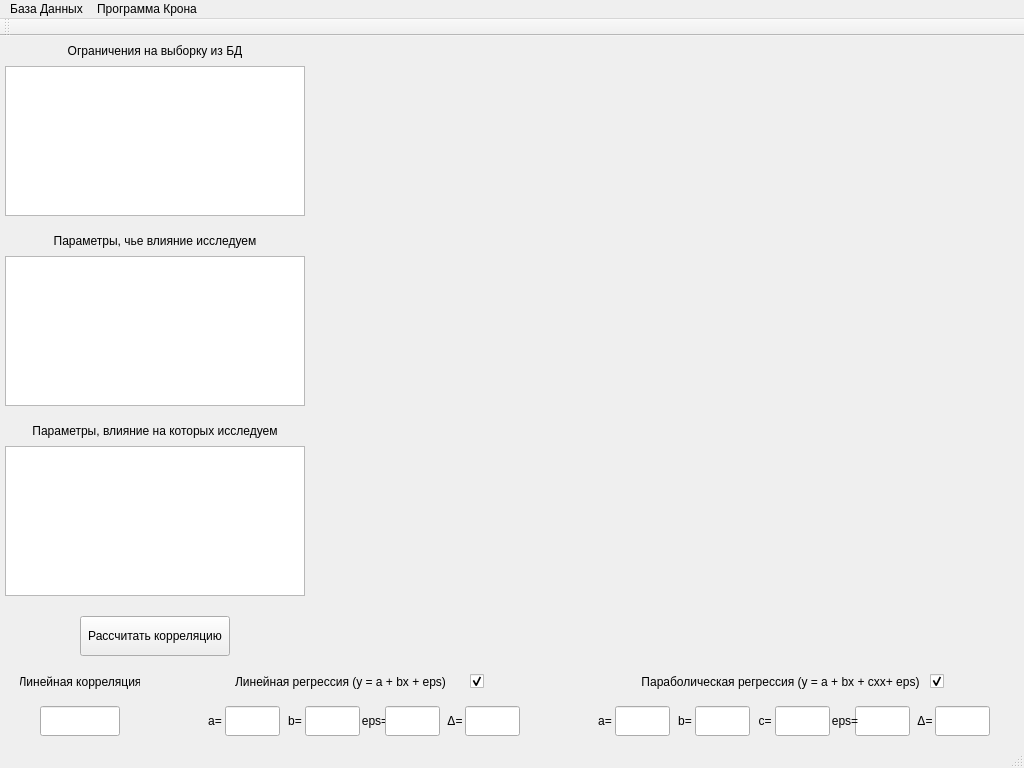
Before: the Qt Designer form AntennaDataViewer/antennadataviewer.ui in LavrenovRoman/AntennaDataToDatabase, drawn with Qt 5.
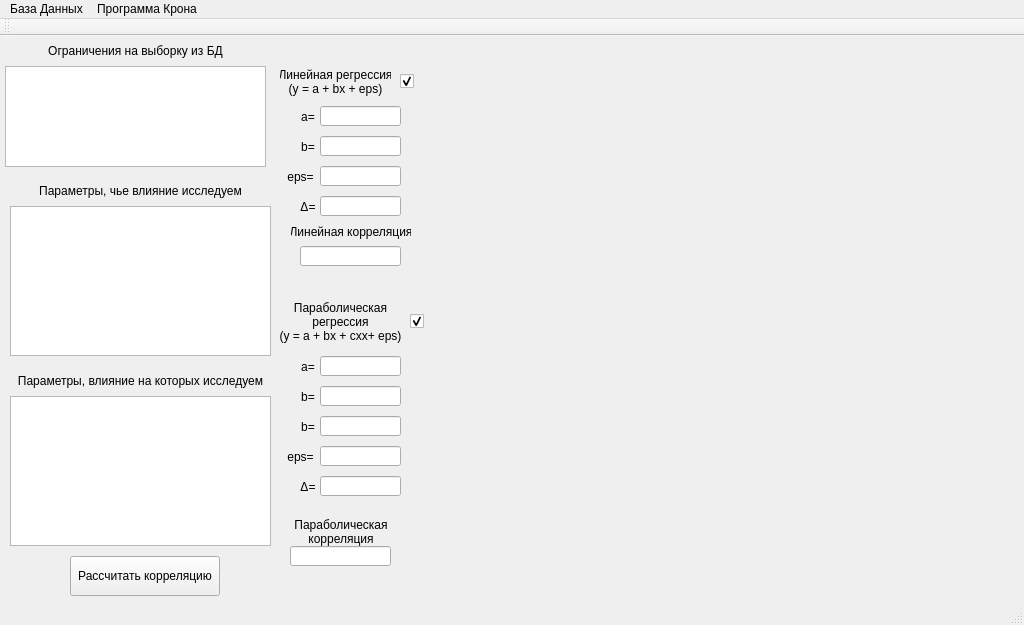
After: the same form once the commit is applied. Custom widgets are drawn as their Qt base class.

Commit message: gabarits fields are added, graph to file, fields are edited

```diff
--- a/AntennaDataViewer/antennadataviewer.ui
+++ b/AntennaDataViewer/antennadataviewer.ui
@@ -7,19 +7,19 @@
     <x>0</x>
     <y>0</y>
     <width>1024</width>
-    <height>768</height>
+    <height>625</height>
    </rect>
   </property>
   <property name="minimumSize">
    <size>
     <width>1024</width>
-    <height>768</height>
+    <height>625</height>
    </size>
   </property>
   <property name="maximumSize">
    <size>
     <width>1024</width>
-    <height>768</height>
+    <height>625</height>
    </size>
   </property>
   <property name="windowTitle">
@@ -29,10 +29,10 @@
    <widget class="QCustomPlot" name="PlotWidget" native="true">
     <property name="geometry">
      <rect>
-      <x>310</x>
+      <x>429</x>
       <y>10</y>
-      <width>700</width>
-      <height>600</height>
+      <width>581</width>
+      <height>551</height>
      </rect>
     </property>
    </widget>
@@ -41,7 +41,7 @@
      <rect>
       <x>5</x>
       <y>5</y>
-      <width>300</width>
+      <width>261</width>
       <height>20</height>
      </rect>
     </property>
@@ -55,9 +55,9 @@
    <widget class="QLabel" name="lblParInput">
     <property name="geometry">
      <rect>
-      <x>5</x>
-      <y>195</y>
-      <width>300</width>
+      <x>10</x>
+      <y>145</y>
+      <width>261</width>
       <height>20</height>
      </rect>
     </property>
@@ -71,9 +71,9 @@
    <widget class="QLabel" name="lblParOutput">
     <property name="geometry">
      <rect>
-      <x>5</x>
-      <y>385</y>
-      <width>300</width>
+      <x>10</x>
+      <y>335</y>
+      <width>261</width>
       <height>20</height>
      </rect>
     </property>
@@ -87,9 +87,9 @@
    <widget class="QListWidget" name="listParInput">
     <property name="geometry">
      <rect>
-      <x>5</x>
-      <y>220</y>
-      <width>300</width>
+      <x>10</x>
+      <y>170</y>
+      <width>261</width>
       <height>150</height>
      </rect>
     </property>
@@ -97,9 +97,9 @@
    <widget class="QListWidget" name="listParOutput">
     <property name="geometry">
      <rect>
-      <x>5</x>
-      <y>410</y>
-      <width>300</width>
+      <x>10</x>
+      <y>360</y>
+      <width>261</width>
       <height>150</height>
      </rect>
     </property>
@@ -107,8 +107,8 @@
    <widget class="QPushButton" name="butCorr">
     <property name="geometry">
      <rect>
-      <x>80</x>
-      <y>580</y>
+      <x>70</x>
+      <y>520</y>
       <width>150</width>
       <height>40</height>
      </rect>
@@ -120,8 +120,8 @@
    <widget class="QLabel" name="lboCorrLine">
     <property name="geometry">
      <rect>
-      <x>20</x>
-      <y>630</y>
+      <x>291</x>
+      <y>180</y>
       <width>120</width>
       <height>31</height>
      </rect>
@@ -136,34 +136,35 @@
    <widget class="QLineEdit" name="leCorrLine">
     <property name="geometry">
      <rect>
-      <x>40</x>
-      <y>670</y>
-      <width>80</width>
-      <height>30</height>
+      <x>300</x>
+      <y>210</y>
+      <width>101</width>
+      <height>20</height>
      </rect>
     </property>
    </widget>
    <widget class="QLineEdit" name="leCorrLineA">
     <property name="geometry">
      <rect>
-      <x>225</x>
-      <y>670</y>
-      <width>55</width>
-      <height>30</height>
+      <x>320</x>
+      <y>70</y>
+      <width>81</width>
+      <height>20</height>
      </rect>
     </property>
    </widget>
    <widget class="QLabel" name="lboCorrLine_2">
     <property name="geometry">
      <rect>
-      <x>210</x>
-      <y>630</y>
-      <width>261</width>
+      <x>280</x>
+      <y>30</y>
+      <width>111</width>
       <height>31</height>
      </rect>
     </property>
     <property name="text">
-     <string>Линейная регрессия (y = a + bx + eps)</string>
+     <string>Линейная регрессия
+(y = a + bx + eps)</string>
     </property>
     <property name="alignment">
      <set>Qt::AlignCenter</set>
@@ -172,10 +173,10 @@
    <widget class="QLabel" name="lboCorrLine_3">
     <property name="geometry">
      <rect>
-      <x>200</x>
-      <y>670</y>
-      <width>30</width>
-      <height>30</height>
+      <x>300</x>
+      <y>70</y>
+      <width>16</width>
+      <height>21</height>
      </rect>
     </property>
     <property name="text">
@@ -185,26 +186,55 @@
      <set>Qt::AlignCenter</set>
     </property>
    </widget>
+   <widget class="QCheckBox" name="cbLine">
+    <property name="geometry">
+     <rect>
+      <x>400</x>
+      <y>30</y>
+      <width>21</width>
+      <height>31</height>
+     </rect>
+    </property>
+    <property name="text">
+     <string/>
+    </property>
+    <property name="iconSize">
+     <size>
+      <width>16</width>
+      <height>16</height>
+     </size>
+    </property>
+    <property name="checked">
+     <bool>true</bool>
+    </property>
+   </widget>
+   <widget class="QListWidget" name="listDBSelect">
+    <property name="geometry">
+     <rect>
+      <x>5</x>
+      <y>30</y>
+      <width>261</width>
+      <height>101</height>
+     </rect>
+    </property>
+   </widget>
    <widget class="QLineEdit" name="leCorrLineB">
     <property name="geometry">
      <rect>
-      <x>305</x>
-      <y>670</y>
-      <width>55</width>
-      <height>30</height>
+      <x>320</x>
+      <y>100</y>
+      <width>81</width>
+      <height>20</height>
      </rect>
     </property>
-    <property name="text">
-     <string/>
-    </property>
    </widget>
    <widget class="QLabel" name="lboCorrLine_4">
     <property name="geometry">
      <rect>
-      <x>280</x>
-      <y>670</y>
-      <width>30</width>
-      <height>30</height>
+      <x>300</x>
+      <y>100</y>
+      <width>16</width>
+      <height>21</height>
      </rect>
     </property>
     <property name="text">
@@ -214,46 +244,27 @@
      <set>Qt::AlignCenter</set>
     </property>
    </widget>
-   <widget class="QLabel" name="lboCorrLine_5">
-    <property name="geometry">
-     <rect>
-      <x>360</x>
-      <y>670</y>
-      <width>30</width>
-      <height>30</height>
-     </rect>
-    </property>
-    <property name="text">
-     <string>eps=</string>
-    </property>
-    <property name="alignment">
-     <set>Qt::AlignCenter</set>
-    </property>
-   </widget>
    <widget class="QLineEdit" name="leCorrLineEPS">
     <property name="geometry">
      <rect>
-      <x>385</x>
-      <y>670</y>
-      <width>55</width>
-      <height>30</height>
+      <x>320</x>
+      <y>130</y>
+      <width>81</width>
+      <height>20</height>
      </rect>
     </property>
-    <property name="text">
-     <string/>
-    </property>
    </widget>
    <widget class="QLabel" name="lboCorrLine_6">
     <property name="geometry">
      <rect>
-      <x>440</x>
-      <y>670</y>
-      <width>30</width>
-      <height>30</height>
+      <x>285</x>
+      <y>130</y>
+      <width>31</width>
+      <height>21</height>
      </rect>
     </property>
     <property name="text">
-     <string>Δ=</string>
+     <string>eps=</string>
     </property>
     <property name="alignment">
      <set>Qt::AlignCenter</set>
@@ -262,49 +273,42 @@
    <widget class="QLineEdit" name="leCorrLineDlt">
     <property name="geometry">
      <rect>
-      <x>465</x>
-      <y>670</y>
-      <width>55</width>
-      <height>30</height>
+      <x>320</x>
+      <y>160</y>
+      <width>81</width>
+      <height>20</height>
      </rect>
     </property>
-    <property name="text">
-     <string/>
-    </property>
    </widget>
-   <widget class="QCheckBox" name="cbLine">
+   <widget class="QLabel" name="lboCorrLine_15">
     <property name="geometry">
      <rect>
-      <x>470</x>
-      <y>630</y>
-      <width>31</width>
-      <height>31</height>
-     </rect>
-    </property>
-    <property name="text">
-     <string/>
-    </property>
-    <property name="iconSize">
-     <size>
+      <x>300</x>
+      <y>160</y>
       <width>16</width>
-      <height>16</height>
-     </size>
+      <height>21</height>
+     </rect>
     </property>
-    <property name="checked">
-     <bool>true</bool>
+    <property name="text">
+     <string>Δ=</string>
+    </property>
+    <property name="alignment">
+     <set>Qt::AlignCenter</set>
     </property>
    </widget>
    <widget class="QLabel" name="lboCorrLine_7">
     <property name="geometry">
      <rect>
-      <x>640</x>
-      <y>630</y>
-      <width>281</width>
-      <height>31</height>
+      <x>270</x>
+      <y>260</y>
+      <width>141</width>
+      <height>51</height>
      </rect>
     </property>
     <property name="text">
-     <string>Параболическая регрессия (y = a + bx + сxx+ eps)</string>
+     <string>Параболическая
+регрессия
+(y = a + bx + сxx+ eps)</string>
     </property>
     <property name="alignment">
      <set>Qt::AlignCenter</set>
@@ -313,8 +317,8 @@
    <widget class="QCheckBox" name="cbPar">
     <property name="geometry">
      <rect>
-      <x>930</x>
-      <y>630</y>
+      <x>410</x>
+      <y>270</y>
       <width>31</width>
       <height>31</height>
      </rect>
@@ -332,139 +336,102 @@
      <bool>true</bool>
     </property>
    </widget>
-   <widget class="QLabel" name="lboCorrLine_8">
-    <property name="geometry">
-     <rect>
-      <x>750</x>
-      <y>670</y>
-      <width>30</width>
-      <height>30</height>
-     </rect>
-    </property>
-    <property name="text">
-     <string>c=</string>
-    </property>
-    <property name="alignment">
-     <set>Qt::AlignCenter</set>
-    </property>
-   </widget>
-   <widget class="QLineEdit" name="leCorrParEPS">
-    <property name="geometry">
-     <rect>
-      <x>855</x>
-      <y>670</y>
-      <width>55</width>
-      <height>30</height>
-     </rect>
-    </property>
-    <property name="text">
-     <string/>
-    </property>
-   </widget>
-   <widget class="QLineEdit" name="leCorrParA">
-    <property name="geometry">
-     <rect>
-      <x>615</x>
-      <y>670</y>
-      <width>55</width>
-      <height>30</height>
-     </rect>
-    </property>
-   </widget>
-   <widget class="QLineEdit" name="leCorrParC">
-    <property name="geometry">
-     <rect>
-      <x>775</x>
-      <y>670</y>
-      <width>55</width>
-      <height>30</height>
-     </rect>
-    </property>
-    <property name="text">
-     <string/>
-    </property>
-   </widget>
-   <widget class="QLabel" name="lboCorrLine_9">
-    <property name="geometry">
-     <rect>
-      <x>670</x>
-      <y>670</y>
-      <width>30</width>
-      <height>30</height>
-     </rect>
-    </property>
-    <property name="text">
-     <string>b=</string>
-    </property>
-    <property name="alignment">
-     <set>Qt::AlignCenter</set>
-    </property>
-   </widget>
-   <widget class="QLabel" name="lboCorrLine_10">
-    <property name="geometry">
-     <rect>
-      <x>590</x>
-      <y>670</y>
-      <width>30</width>
-      <height>30</height>
-     </rect>
-    </property>
-    <property name="text">
-     <string>a=</string>
-    </property>
-    <property name="alignment">
-     <set>Qt::AlignCenter</set>
-    </property>
-   </widget>
    <widget class="QLineEdit" name="leCorrParB">
     <property name="geometry">
      <rect>
-      <x>695</x>
-      <y>670</y>
-      <width>55</width>
-      <height>30</height>
+      <x>320</x>
+      <y>350</y>
+      <width>81</width>
+      <height>20</height>
      </rect>
     </property>
-    <property name="text">
-     <string/>
-    </property>
    </widget>
    <widget class="QLabel" name="lboCorrLine_11">
     <property name="geometry">
      <rect>
-      <x>830</x>
-      <y>670</y>
-      <width>30</width>
-      <height>30</height>
+      <x>281</x>
+      <y>480</y>
+      <width>120</width>
+      <height>31</height>
      </rect>
     </property>
     <property name="text">
-     <string>eps=</string>
+     <string>Параболическая
+корреляция</string>
     </property>
     <property name="alignment">
      <set>Qt::AlignCenter</set>
     </property>
    </widget>
+   <widget class="QLineEdit" name="leCorrParA">
+    <property name="geometry">
+     <rect>
+      <x>320</x>
+      <y>320</y>
+      <width>81</width>
+      <height>20</height>
+     </rect>
+    </property>
+   </widget>
    <widget class="QLineEdit" name="leCorrParDlt">
     <property name="geometry">
      <rect>
-      <x>935</x>
-      <y>670</y>
-      <width>55</width>
-      <height>30</height>
+      <x>320</x>
+      <y>440</y>
+      <width>81</width>
+      <height>20</height>
      </rect>
     </property>
+   </widget>
+   <widget class="QLineEdit" name="leCorrPar">
+    <property name="geometry">
+     <rect>
+      <x>290</x>
+      <y>510</y>
+      <width>101</width>
+      <height>20</height>
+     </rect>
+    </property>
+   </widget>
+   <widget class="QLabel" name="lboCorrLine_17">
+    <property name="geometry">
+     <rect>
+      <x>300</x>
+      <y>350</y>
+      <width>16</width>
+      <height>21</height>
+     </rect>
+    </property>
     <property name="text">
-     <string/>
+     <string>b=</string>
     </property>
+    <property name="alignment">
+     <set>Qt::AlignCenter</set>
+    </property>
    </widget>
    <widget class="QLabel" name="lboCorrLine_12">
     <property name="geometry">
      <rect>
-      <x>910</x>
-      <y>670</y>
-      <width>30</width>
-      <height>30</height>
+      <x>300</x>
+      <y>320</y>
+      <width>16</width>
+      <height>21</height>
+     </rect>
+    </property>
+    <property name="text">
+     <string>a=</string>
+    </property>
+    <property name="alignment">
+     <set>Qt::AlignCenter</set>
+    </property>
+   </widget>
+   <widget class="QLabel" name="lboCorrLine_19">
+    <property name="geometry">
+     <rect>
+      <x>300</x>
+      <y>440</y>
+      <width>16</width>
+      <height>21</height>
      </rect>
     </property>
     <property name="text">
@@ -474,13 +441,55 @@
      <set>Qt::AlignCenter</set>
     </property>
    </widget>
-   <widget class="QListWidget" name="listDBSelect">
+   <widget class="QLabel" name="lboCorrLine_20">
     <property name="geometry">
      <rect>
-      <x>5</x>
-      <y>30</y>
-      <width>300</width>
-      <height>150</height>
+      <x>285</x>
+      <y>410</y>
+      <width>31</width>
+      <height>21</height>
+     </rect>
+    </property>
+    <property name="text">
+     <string>eps=</string>
+    </property>
+    <property name="alignment">
+     <set>Qt::AlignCenter</set>
+    </property>
+   </widget>
+   <widget class="QLineEdit" name="leCorrParEPS">
+    <property name="geometry">
+     <rect>
+      <x>320</x>
+      <y>410</y>
+      <width>81</width>
+      <height>20</height>
+     </rect>
+    </property>
+   </widget>
+   <widget class="QLabel" name="lboCorrLine_21">
+    <property name="geometry">
+     <rect>
+      <x>300</x>
+      <y>380</y>
+      <width>16</width>
+      <height>21</height>
+     </rect>
+    </property>
+    <property name="text">
+     <string>b=</string>
+    </property>
+    <property name="alignment">
+     <set>Qt::AlignCenter</set>
+    </property>
+   </widget>
+   <widget class="QLineEdit" name="leCorrParC">
+    <property name="geometry">
+     <rect>
+      <x>320</x>
+      <y>380</y>
+      <width>81</width>
+      <height>20</height>
      </rect>
     </property>
    </widget>
```
Left out of the diff: 8 changed lines with no effect on the pictures. The commit also changes 2 other files.
